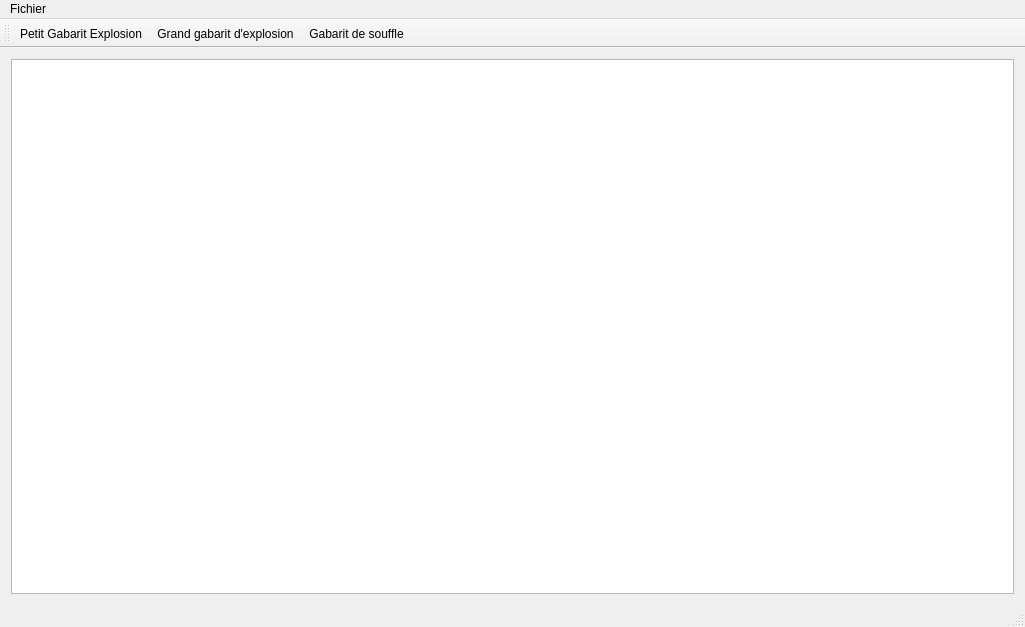
Qt form warhole/mainwindow.ui (kaosphere/Warhole) before a commit.
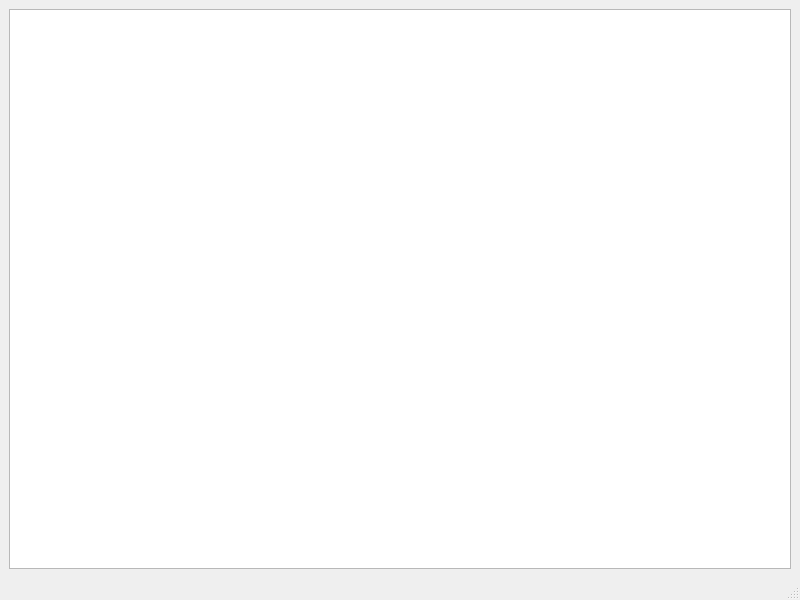
The same form after that commit. Icons and pictures are not drawn.

Commit message: Adding text edit in main window that displays the logging output

Diff of the .ui file:
```diff
--- a/warhole/mainwindow.ui
+++ b/warhole/mainwindow.ui
@@ -6,8 +6,8 @@
    <rect>
     <x>0</x>
     <y>0</y>
-    <width>1025</width>
-    <height>627</height>
+    <width>800</width>
+    <height>600</height>
    </rect>
   </property>
   <property name="windowTitle">
@@ -16,7 +16,14 @@
   <widget class="QWidget" name="centralWidget">
    <layout class="QHBoxLayout" name="horizontalLayout">
     <item>
-     <widget class="QGraphicsView" name="graphicsView"/>
+     <widget class="QTextEdit" name="textEdit">
+      <property name="readOnly">
+       <bool>false</bool>
+      </property>
+      <property name="textInteractionFlags">
+       <set>Qt::TextEditable|Qt::TextSelectableByMouse</set>
+      </property>
+     </widget>
     </item>
    </layout>
   </widget>
@@ -25,70 +32,13 @@
     <rect>
      <x>0</x>
      <y>0</y>
-     <width>1025</width>
-     <height>21</height>
+     <width>800</width>
+     <height>20</height>
     </rect>
    </property>
-   <widget class="QMenu" name="menuFichier">
-    <property name="title">
-     <string>Fichier</string>
-    </property>
-    <addaction name="separator"/>
-   </widget>
-   <addaction name="menuFichier"/>
   </widget>
-  <widget class="QToolBar" name="mainToolBar">
-   <attribute name="toolBarArea">
-    <enum>TopToolBarArea</enum>
-   </attribute>
-   <attribute name="toolBarBreak">
-    <bool>false</bool>
-   </attribute>
-   <addaction name="actionExpTemplateSmall"/>
-   <addaction name="actionExpTemplateBig"/>
-   <addaction name="actionBlowTemplate"/>
-  </widget>
-  <widget class="QStatusBar" name="statusBar"/>
-  <action name="actionExpTemplateSmall">
-   <property name="icon">
-    <iconset resource="resources.qrc">
-     <normaloff>:/icons/ressources/exp_template_icon_small.png</normaloff>:/icons/ressources/exp_template_icon_small.png</iconset>
-   </property>
-   <property name="text">
-    <string>Petit Gabarit Explosion</string>
-   </property>
-   <property name="toolTip">
-    <string>Utiliser le petit gabarit d'explosion</string>
-   </property>
-  </action>
-  <action name="actionExpTemplateBig">
-   <property name="icon">
-    <iconset resource="resources.qrc">
-     <normaloff>:/icons/ressources/exp_template.png</normaloff>:/icons/ressources/exp_template.png</iconset>
-   </property>
-   <property name="text">
-    <string>Grand gabarit d'explosion</string>
-   </property>
-   <property name="toolTip">
-    <string>Utiliser le grand gabarit d'explosion</string>
-   </property>
-  </action>
-  <action name="actionBlowTemplate">
-   <property name="icon">
-    <iconset resource="resources.qrc">
-     <normaloff>:/icons/ressources/blowTemplate.png</normaloff>:/icons/ressources/blowTemplate.png</iconset>
-   </property>
-   <property name="text">
-    <string>Gabarit de souffle</string>
-   </property>
-   <property name="toolTip">
-    <string>Gabarit de souffle</string>
-   </property>
-  </action>
+  <widget class="QStatusBar" name="statusbar"/>
  </widget>
- <layoutdefault spacing="6" margin="11"/>
- <resources>
-  <include location="resources.qrc"/>
- </resources>
+ <resources/>
  <connections/>
 </ui>
```
Left out of the diff: 4 changed lines with no effect on the pictures. The commit also changes 4 other files.
